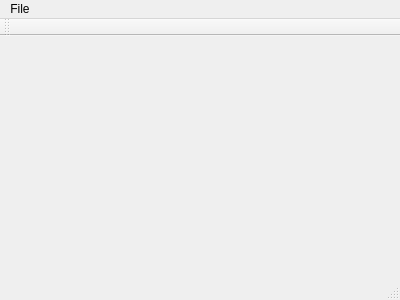
Above: mainwindow.ui from odhinnsrunes/FractalDraw before the change. Below: the same form after it.
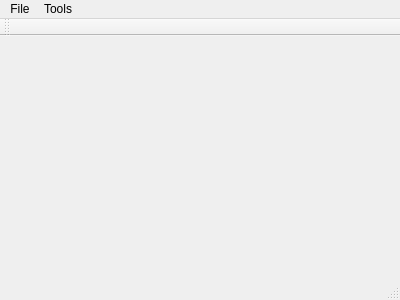
That is the form after the change.

Commit message:
Colors save between sessions.
Can reset to default colors.

Patch:
```diff
--- a/mainwindow.ui
+++ b/mainwindow.ui
@@ -31,7 +31,14 @@
     </property>
     <addaction name="actionExport_to_SVG"/>
    </widget>
+   <widget class="QMenu" name="menuTools">
+    <property name="title">
+     <string>Tools</string>
+    </property>
+    <addaction name="actionDefault_Colors"/>
+   </widget>
    <addaction name="menuFile"/>
+   <addaction name="menuTools"/>
   </widget>
   <widget class="QToolBar" name="mainToolBar">
    <attribute name="toolBarArea">
```
Left out of the diff: 5 changed lines with no effect on the pictures. The commit also changes 2 other files.
